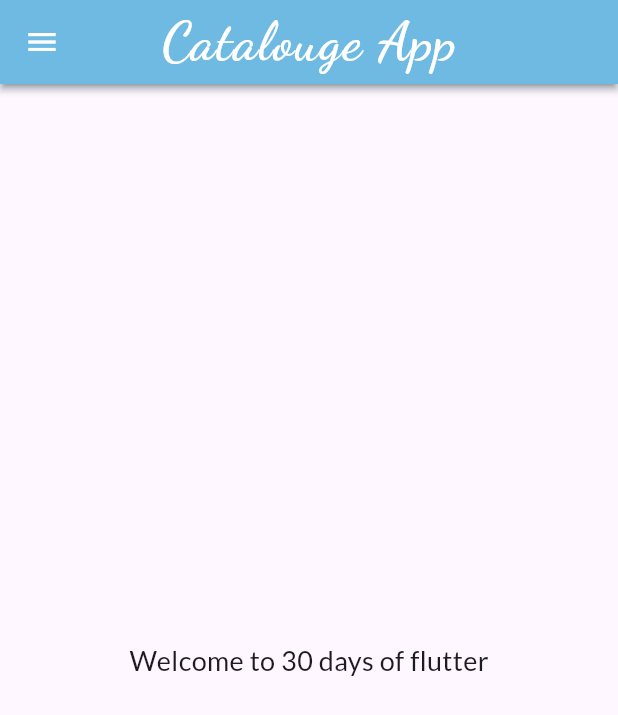
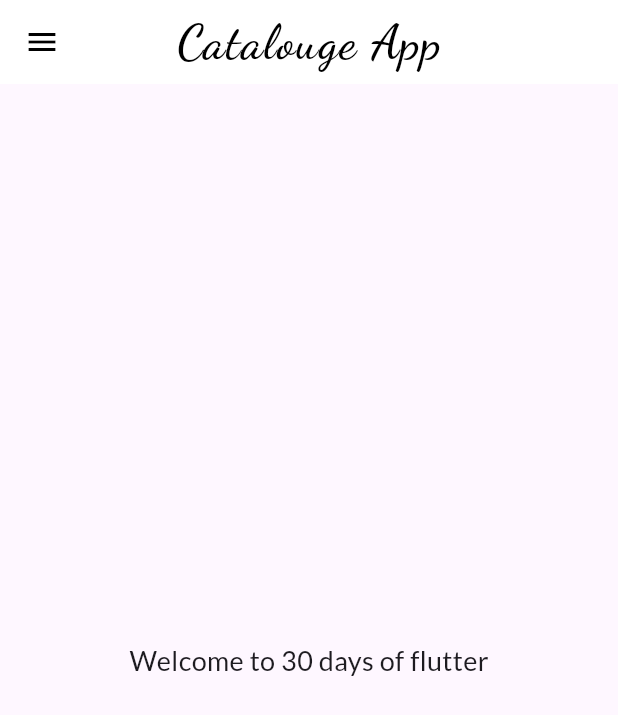
Before and after one commit to yadav-deepakk/FlutterDemoApp, a Flutter app: the screen it shows after launch, on a phone screen of 412 x 824 dp. Shown: the top 715 px of the screen. Run offline on Flutter 3.47's test engine with Material 3 defaults, Android fonts, the phone set to English and light mode, and no system bars; our stand-ins replace fluttertoast, google_fonts.

Commit message:
created separate file for app themes and added model for item.

```diff
--- a/lib/main.dart
+++ b/lib/main.dart
@@ -2,7 +2,7 @@ import 'package:flutter/material.dart';
 import 'package:flutter_app1/pages/home.dart';
 import 'package:flutter_app1/pages/login.dart';
 import 'package:flutter_app1/routes/available_routes.dart';
-import 'package:google_fonts/google_fonts.dart';
+import 'package:flutter_app1/widgets/app_themes.dart';
 
 void main() => runApp(const MyApp());
 
@@ -12,46 +12,10 @@ class MyApp extends StatelessWidget {
   @override
   Widget build(BuildContext context) {
     return MaterialApp(
+      debugShowCheckedModeBanner: false,
       title: 'Flutter Demo App',
-      theme: ThemeData(
-        primaryColor: Colors.lightBlue,
-
-        appBarTheme: const AppBarTheme(
-          backgroundColor: Color.fromARGB(255, 112, 194, 232),
-          foregroundColor: Colors.white,
-          centerTitle: true,
-          titleSpacing: 2.0,
-          elevation: 2.0,
-          shadowColor: Colors.blueGrey,
-        ),
-
-        drawerTheme: const DrawerThemeData(
-          backgroundColor: Color.fromARGB(255, 112, 194, 232),
-          shape: BeveledRectangleBorder(),
-          elevation: 4.0,
-        ),
-
-        // Plain Readable Fonts - openSans, roboto, lato, notoSans, poppins, quicksand, sourceSansPro
-        // Cursive Fonts - dancingScript, greatVibes, pacifico, italianno, parisienne, cookie
-        textTheme: TextTheme(
-          titleLarge: GoogleFonts.dancingScript(
-            fontSize: 36.0,
-            fontWeight: FontWeight.w600,
-            fontStyle: FontStyle.normal,
-            letterSpacing: 1.0,
-          ),
-          headlineLarge: GoogleFonts.parisienne(
-            fontSize: 30.0,
-            fontWeight: FontWeight.normal,
-          ),
-          bodyLarge: GoogleFonts.roboto(
-            fontSize: 20.0,
-            fontWeight: FontWeight.bold,
-          ),
-          bodyMedium: GoogleFonts.lato(fontSize: 18.0),
-          bodySmall: GoogleFonts.lato(fontSize: 16.0),
-        ),
-      ),
+      theme: AppThemes.lightTheme,
+      darkTheme: AppThemes.darkTheme,
       initialRoute: AvailableRoutes.root,
       routes: {
         AvailableRoutes.home: (context) => const HomeScreen(),
--- /dev/null
+++ b/lib/widgets/app_themes.dart
@@ -0,0 +1,50 @@
+import 'package:flutter/material.dart';
+import 'package:google_fonts/google_fonts.dart';
+
+class AppThemes {
+  // dark
+  static ThemeData get darkTheme => ThemeData(
+        brightness: Brightness.dark,
+        drawerTheme: const DrawerThemeData(
+          shape: BeveledRectangleBorder(),
+        ),
+      );
+
+  // light
+  static ThemeData get lightTheme => ThemeData(
+        primaryColor: Colors.lightBlue,
+        appBarTheme: const AppBarTheme(
+          backgroundColor: Colors.white,
+          foregroundColor: Colors.black,
+          centerTitle: true,
+          titleSpacing: 2.0,
+        ),
+
+        drawerTheme: const DrawerThemeData(
+          backgroundColor: Colors.blue,
+          shape: BeveledRectangleBorder(),
+          elevation: 2.0,
+        ),
+
+        // Plain Readable Fonts - openSans, roboto, lato, notoSans, poppins, quicksand, sourceSansPro
+        // Cursive Fonts - dancingScript, greatVibes, pacifico, italianno, parisienne, cookie
+        textTheme: TextTheme(
+          titleLarge: GoogleFonts.dancingScript(
+            fontSize: 32.0,
+            fontWeight: FontWeight.w600,
+            fontStyle: FontStyle.normal,
+            letterSpacing: 1.0,
+          ),
+          headlineLarge: GoogleFonts.parisienne(
+            fontSize: 30.0,
+            fontWeight: FontWeight.normal,
+          ),
+          bodyLarge: GoogleFonts.roboto(
+            fontSize: 20.0,
+            fontWeight: FontWeight.bold,
+          ),
+          bodyMedium: GoogleFonts.lato(fontSize: 18.0),
+          bodySmall: GoogleFonts.lato(fontSize: 16.0),
+        ),
+      );
+}
```
Also changed, not shown: lib/models/product.dart (added, +29 -0 lines).
